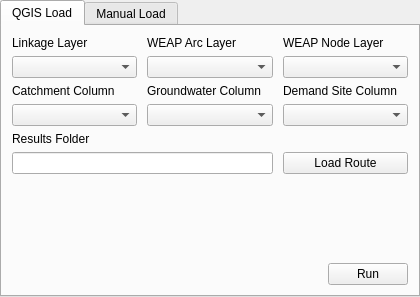
This is geo_checker_dialog.ui in Kalliam/GeoCheckerQGIS as Qt 5 draws it before an edit. The edited form follows.
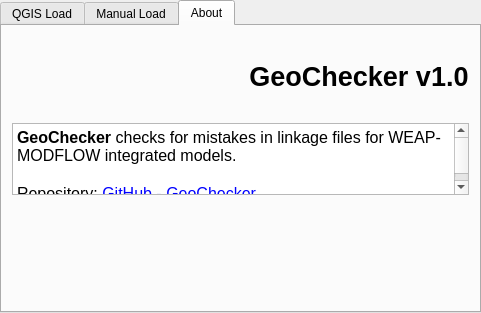
This is the edited form. The open tabs and pages were chosen to show the change. Custom widgets are drawn as their Qt base class.

Commit message: feat: "about" tab included

Diff of the .ui file:
```diff
--- a/geo_checker_dialog.ui
+++ b/geo_checker_dialog.ui
@@ -364,6 +364,192 @@
        </item>
       </layout>
      </widget>
+     <widget class="QWidget" name="tab_about">
+      <attribute name="title">
+       <string>About</string>
+      </attribute>
+      <layout class="QVBoxLayout" name="about_vlayout">
+       <property name="leftMargin">
+        <number>10</number>
+       </property>
+       <property name="topMargin">
+        <number>10</number>
+       </property>
+       <property name="rightMargin">
+        <number>10</number>
+       </property>
+       <property name="bottomMargin">
+        <number>10</number>
+       </property>
+       <item>
+        <layout class="QHBoxLayout" name="about_header_layout">
+         <item>
+          <widget class="QLabel" name="linkage_icon">
+           <property name="minimumSize">
+            <size>
+             <width>231</width>
+             <height>81</height>
+            </size>
+           </property>
+           <property name="maximumSize">
+            <size>
+             <width>400</width>
+             <height>16777215</height>
+            </size>
+           </property>
+           <property name="text">
+            <string/>
+           </property>
+           <property name="alignment">
+            <set>Qt::AlignmentFlag::AlignCenter</set>
+           </property>
+          </widget>
+         </item>
+         <item>
+          <widget class="QLabel" name="label_title">
+           <property name="text">
+            <string>&lt;html&gt;&lt;head/&gt;&lt;body&gt;&lt;p align=&quot;center&quot;&gt;&lt;span style=&quot; font-size:20pt; font-weight:600;&quot;&gt;GeoChecker v1.0&lt;/span&gt;&lt;/p&gt;&lt;/body&gt;&lt;/html&gt;</string>
+           </property>
+           <property name="alignment">
+            <set>Qt::AlignmentFlag::AlignCenter</set>
+           </property>
+          </widget>
+         </item>
+        </layout>
+       </item>
+       <item>
+        <widget class="QTextBrowser" name="plugin_description">
+         <property name="html">
+          <string>&lt;!DOCTYPE HTML PUBLIC &quot;-//W3C//DTD HTML 4.0//EN&quot; &quot;http://www.w3.org/TR/REC-html40/strict.dtd&quot;&gt;
+&lt;html&gt;&lt;head&gt;&lt;meta name=&quot;qrichtext&quot; content=&quot;1&quot; /&gt;&lt;meta charset=&quot;utf-8&quot; /&gt;&lt;style type=&quot;text/css&quot;&gt;
+p, li { white-space: pre-wrap; }
+hr { height: 1px; border-width: 0; }
+li.unchecked::marker { content: &quot;\2610&quot;; }
+li.checked::marker { content: &quot;\2612&quot;; }
+&lt;/style&gt;&lt;/head&gt;&lt;body style=&quot; font-family:'Segoe UI'; font-size:10pt; font-weight:400; font-style:normal;&quot;&gt;
+&lt;p style=&quot; margin-top:0px; margin-bottom:0px; margin-left:0px; margin-right:0px; -qt-block-indent:0; text-indent:0px;&quot;&gt;&lt;span style=&quot; font-family:'MS Shell Dlg 2'; font-size:12pt; font-weight:600;&quot;&gt;GeoChecker&lt;/span&gt;&lt;span style=&quot; font-family:'MS Shell Dlg 2'; font-size:12pt;&quot;&gt; checks for mistakes in linkage files for WEAP-MODFLOW integrated models.&lt;/span&gt;&lt;/p&gt;
+&lt;p style=&quot;-qt-paragraph-type:empty; margin-top:0px; margin-bottom:0px; margin-left:0px; margin-right:0px; -qt-block-indent:0; text-indent:0px; font-family:'MS Shell Dlg 2'; font-size:12pt;&quot;&gt;&lt;br /&gt;&lt;/p&gt;
+&lt;p style=&quot; margin-top:0px; margin-bottom:0px; margin-left:0px; margin-right:0px; -qt-block-indent:0; text-indent:0px;&quot;&gt;&lt;span style=&quot; font-family:'MS Shell Dlg 2'; font-size:12pt;&quot;&gt;Repository: &lt;/span&gt;&lt;a href=&quot;https://github.com/Kalliam/GeoCheckerQGIS&quot;&gt;&lt;span style=&quot; font-family:'MS Shell Dlg 2'; font-size:12pt; text-decoration: underline; color:#0000ff;&quot;&gt;GitHub - GeoChecker&lt;/span&gt;&lt;/a&gt;&lt;/p&gt;&lt;/body&gt;&lt;/html&gt;</string>
+         </property>
+         <property name="openExternalLinks">
+          <bool>true</bool>
+         </property>
+        </widget>
+       </item>
+       <item>
+        <spacer name="about_verticalSpacer">
+         <property name="orientation">
+          <enum>Qt::Orientation::Vertical</enum>
+         </property>
+         <property name="sizeHint" stdset="0">
+          <size>
+           <width>20</width>
+           <height>40</height>
+          </size>
+         </property>
+        </spacer>
+       </item>
+       <item>
+        <layout class="QHBoxLayout" name="about_footer_layout">
+         <property name="spacing">
+          <number>20</number>
+         </property>
+         <item>
+          <spacer name="about_horizontalSpacer_left">
+           <property name="orientation">
+            <enum>Qt::Orientation::Horizontal</enum>
+           </property>
+           <property name="sizeHint" stdset="0">
+            <size>
+             <width>40</width>
+             <height>20</height>
+            </size>
+           </property>
+          </spacer>
+         </item>
+         <item>
+          <widget class="QLabel" name="ceaza_icon">
+           <property name="minimumSize">
+            <size>
+             <width>100</width>
+             <height>100</height>
+            </size>
+           </property>
+           <property name="maximumSize">
+            <size>
+             <width>100</width>
+             <height>100</height>
+            </size>
+           </property>
+           <property name="text">
+            <string/>
+           </property>
+           <property name="alignment">
+            <set>Qt::AlignmentFlag::AlignCenter</set>
+           </property>
+          </widget>
+         </item>
+         <item>
+          <widget class="QLabel" name="dcc_icon">
+           <property name="minimumSize">
+            <size>
+             <width>100</width>
+             <height>100</height>
+            </size>
+           </property>
+           <property name="maximumSize">
+            <size>
+             <width>100</width>
+             <height>100</height>
+            </size>
+           </property>
+           <property name="text">
+            <string/>
+           </property>
+           <property name="alignment">
+            <set>Qt::AlignmentFlag::AlignCenter</set>
+           </property>
+          </widget>
+         </item>
+         <item>
+          <widget class="QLabel" name="usm_icon">
+           <property name="minimumSize">
+            <size>
+             <width>100</width>
+             <height>100</height>
+            </size>
+           </property>
+           <property name="maximumSize">
+            <size>
+             <width>100</width>
+             <height>100</height>
+            </size>
+           </property>
+           <property name="text">
+            <string/>
+           </property>
+           <property name="alignment">
+            <set>Qt::AlignmentFlag::AlignCenter</set>
+           </property>
+          </widget>
+         </item>
+         <item>
+          <spacer name="about_horizontalSpacer">
+           <property name="orientation">
+            <enum>Qt::Orientation::Horizontal</enum>
+           </property>
+           <property name="sizeHint" stdset="0">
+            <size>
+             <width>40</width>
+             <height>20</height>
+            </size>
+           </property>
+          </spacer>
+         </item>
+        </layout>
+       </item>
+      </layout>
+     </widget>
     </widget>
    </item>
   </layout>
```
The commit also changes 6 other files.
